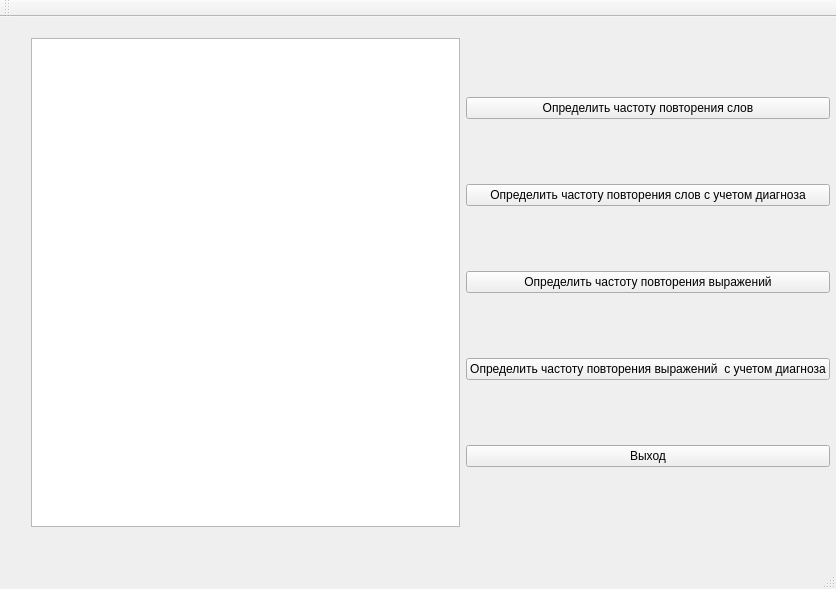
Old version of the form mainwindow.ui in the repository Egor113/Kursach.
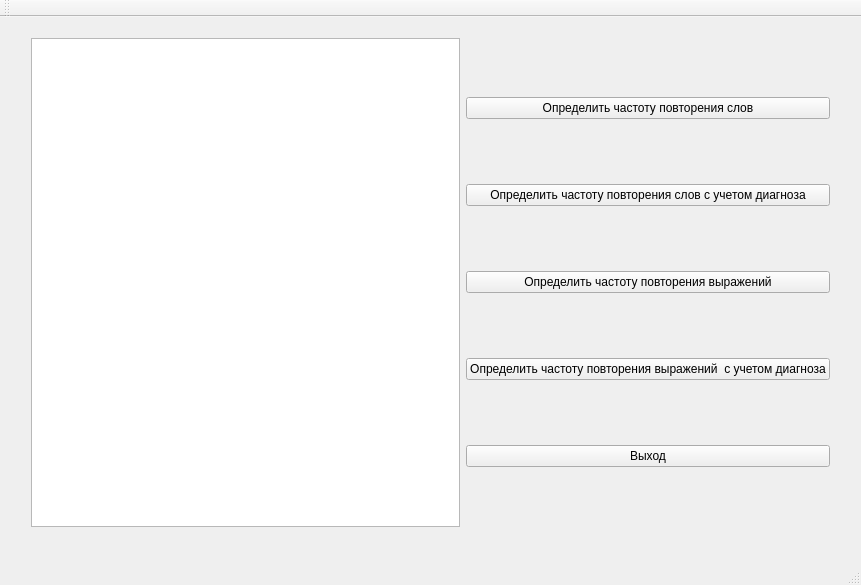
New version of the form.

```diff
--- a/mainwindow.ui
+++ b/mainwindow.ui
@@ -6,8 +6,8 @@
    <rect>
     <x>0</x>
     <y>0</y>
-    <width>836</width>
-    <height>589</height>
+    <width>861</width>
+    <height>585</height>
    </rect>
   </property>
   <property name="windowTitle">
```
Left out of the diff: 2 changed lines with no effect on the pictures.
